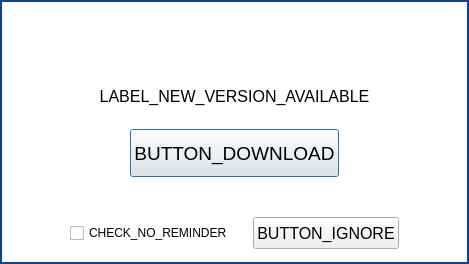
Qt form parsec/core/gui/forms/new_version_dialog.ui (Scille/parsec-cloud) before a commit.
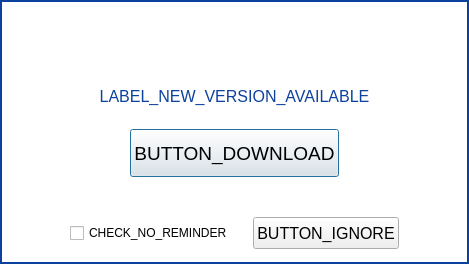
The same form after that commit. Icons and pictures are not drawn. Custom widgets are drawn as their Qt base class.

Commit message: [GUI] Fixed dialogs CSS

What changed in the file:
```diff
--- a/parsec/core/gui/forms/new_version_dialog.ui
+++ b/parsec/core/gui/forms/new_version_dialog.ui
@@ -13,6 +13,12 @@
   <property name="windowTitle">
    <string>Dialog</string>
   </property>
+  <property name="styleSheet">
+   <string notr="true">QLabel
+{
+color: rgb(12, 65, 157);
+}</string>
+  </property>
   <layout class="QVBoxLayout" name="verticalLayout">
    <property name="leftMargin">
     <number>0</number>
```
The commit also changes 6 other files.
